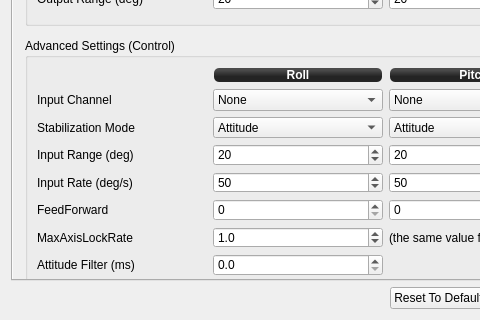
This is ground/openpilotgcs/src/plugins/config/camerastabilization.ui in TauLabs/TauLabs as Qt 5 draws it before an edit; both pictures show x 0 to 480 and y 246 to 566 of the 786 by 566 pixel window. The edited form follows.
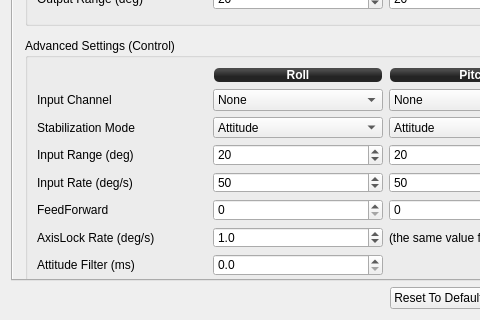
This is the edited form. Icons and pictures are not drawn.

Commit message: GCS: Added some tooltips for the camera settings

Diff of the .ui file:
```diff
--- a/ground/openpilotgcs/src/plugins/config/camerastabilization.ui
+++ b/ground/openpilotgcs/src/plugins/config/camerastabilization.ui
@@ -63,7 +63,7 @@
           <property name="geometry">
            <rect>
             <x>0</x>
-            <y>0</y>
+            <y>-87</y>
             <width>741</width>
             <height>559</height>
            </rect>
@@ -842,7 +842,7 @@
               <item row="6" column="0">
                <widget class="QLabel" name="label_36">
                 <property name="text">
-                 <string>MaxAxisLockRate</string>
+                 <string>AxisLock Rate (deg/s)</string>
                 </property>
                </widget>
               </item>
```
Left out of the diff: 21 changed lines with no effect on the pictures.
